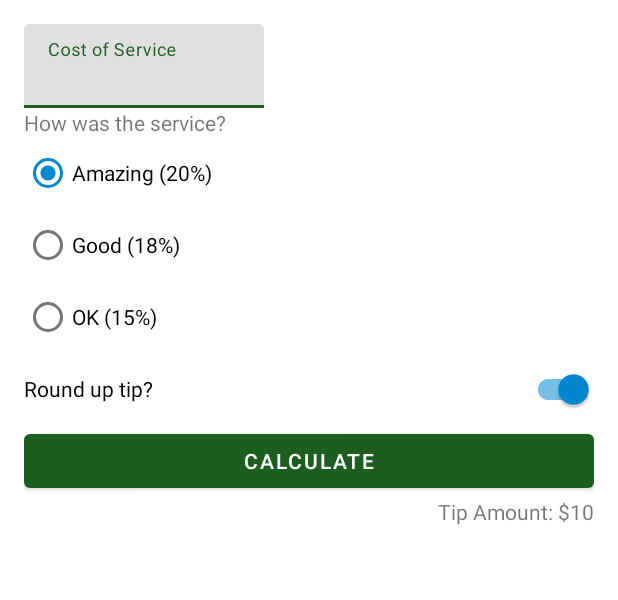
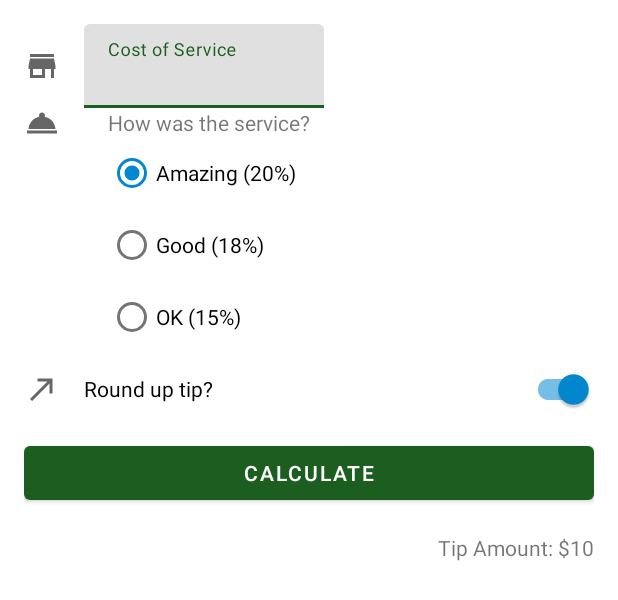
Before and after one commit to lee989898/Dating, an Android app: the layout activity_main.xml on its own in the app's theme, with its tools: preview values and no code run, on a phone screen of 412 x 824 dp. Shown: the top 600 px of the screen. Run offline under Robolectric (Android 15) with nearby library versions, the phone set to English and light mode, and no system bars.

Commit message:
머티리얼 지정

```diff
--- a/TipTime/app/build.gradle
+++ b/TipTime/app/build.gradle
@@ -1,3 +1,4 @@
+
 plugins {
     id 'com.android.application'
     id 'kotlin-android'
@@ -13,6 +14,7 @@ android {
         versionCode 1
         versionName "1.0"
 
+        vectorDrawables.useSupportLibrary = true
         testInstrumentationRunner "androidx.test.runner.AndroidJUnitRunner"
     }
 
--- /dev/null
+++ b/TipTime/app/src/main/res/drawable/ic_round_up.xml
@@ -0,0 +1,10 @@
+<vector xmlns:android="http://schemas.android.com/apk/res/android"
+    android:width="24dp"
+    android:height="24dp"
+    android:viewportWidth="24"
+    android:viewportHeight="24"
+    android:tint="?attr/colorControlNormal">
+  <path
+      android:fillColor="@android:color/white"
+      android:pathData="M9,5v2h6.59L4,18.59 5.41,20 17,8.41V15h2V5z"/>
+</vector>
--- /dev/null
+++ b/TipTime/app/src/main/res/drawable/ic_service.xml
@@ -0,0 +1,10 @@
+<vector xmlns:android="http://schemas.android.com/apk/res/android"
+    android:width="24dp"
+    android:height="24dp"
+    android:viewportWidth="24"
+    android:viewportHeight="24"
+    android:tint="?attr/colorControlNormal">
+  <path
+      android:fillColor="@android:color/white"
+      android:pathData="M2,17h20v2L2,19zM13.84,7.79c0.1,-0.24 0.16,-0.51 0.16,-0.79 0,-1.1 -0.9,-2 -2,-2s-2,0.9 -2,2c0,0.28 0.06,0.55 0.16,0.79C6.25,8.6 3.27,11.93 3,16h18c-0.27,-4.07 -3.25,-7.4 -7.16,-8.21z"/>
+</vector>
--- /dev/null
+++ b/TipTime/app/src/main/res/drawable/ic_store.xml
@@ -0,0 +1,10 @@
+<vector xmlns:android="http://schemas.android.com/apk/res/android"
+    android:width="24dp"
+    android:height="24dp"
+    android:viewportWidth="24"
+    android:viewportHeight="24"
+    android:tint="?attr/colorControlNormal">
+  <path
+      android:fillColor="@android:color/white"
+      android:pathData="M20,4L4,4v2h16L20,4zM21,14v-2l-1,-5L4,7l-1,5v2h1v6h10v-6h4v6h2v-6h1zM12,18L6,18v-4h6v4z"/>
+</vector>
--- a/TipTime/app/src/main/res/layout/activity_main.xml
+++ b/TipTime/app/src/main/res/layout/activity_main.xml
@@ -7,6 +7,16 @@
     android:padding="16dp"
     tools:context=".MainActivity">
 
+    <ImageView
+        android:layout_width="wrap_content"
+        android:layout_height="wrap_content"
+        android:id="@+id/icon_cost_of_service"
+        android:importantForAccessibility="no"
+        app:srcCompat="@drawable/ic_store"
+        app:layout_constraintStart_toStartOf="parent"
+        app:layout_constraintTop_toTopOf="@id/cost_of_service"
+        app:layout_constraintBottom_toBottomOf="@id/cost_of_service"
+        />
 
 
         <com.google.android.material.textfield.TextInputLayout
@@ -14,7 +24,8 @@
             android:layout_width="160dp"
             android:layout_height="wrap_content"
             android:hint="@string/cost_of_service"
-            app:layout_constraintStart_toStartOf="parent"
+            android:layout_marginStart="16dp"
+            app:layout_constraintStart_toEndOf="@id/icon_cost_of_service"
             app:layout_constraintTop_toTopOf="parent">
 
             <com.google.android.material.textfield.TextInputEditText
@@ -26,7 +37,15 @@
         </com.google.android.material.textfield.TextInputLayout>
 
 
-
+    <ImageView
+        android:layout_width="wrap_content"
+        android:layout_height="wrap_content"
+        android:id="@+id/icon_service_question"
+        app:srcCompat="@drawable/ic_service"
+        app:layout_constraintStart_toStartOf="parent"
+        app:layout_constraintTop_toTopOf="@id/service_question"
+        app:layout_constraintBottom_toBottomOf="@id/service_question"
+       android:importantForAccessibility="no"/>
 
 
     <TextView
@@ -34,7 +53,8 @@
         android:layout_width="wrap_content"
         android:layout_height="wrap_content"
         android:text="How was the service?"
-        app:layout_constraintStart_toStartOf="parent"
+        android:layout_marginStart="16dp"
+        app:layout_constraintStart_toStartOf="@id/cost_of_service"
         app:layout_constraintTop_toBottomOf="@id/cost_of_service" />
 
     <RadioGroup
@@ -43,7 +63,7 @@
         android:layout_height="wrap_content"
         android:checkedButton="@id/option_twenty_percent"
         android:orientation="vertical"
-        app:layout_constraintStart_toStartOf="parent"
+        app:layout_constraintStart_toStartOf="@id/service_question"
         app:layout_constraintTop_toBottomOf="@id/service_question">
 
         <RadioButton
@@ -67,14 +87,27 @@
 
     </RadioGroup>
 
+    <ImageView
+        android:layout_width="wrap_content"
+        android:layout_height="wrap_content"
+        android:id="@+id/icon_round_up"
+        app:srcCompat="@drawable/ic_round_up"
+        android:importantForAccessibility="no"
+        app:layout_constraintStart_toStartOf="parent"
+        app:layout_constraintTop_toTopOf="@id/round_up_switch"
+        app:layout_constraintBottom_toBottomOf="@id/round_up_switch"
+        />
+
+
     <com.google.android.material.switchmaterial.SwitchMaterial
         android:id="@+id/round_up_switch"
         android:layout_width="0dp"
         android:layout_height="wrap_content"
         android:checked="true"
         android:text="Round up tip?"
+        android:layout_marginStart="16dp"
         app:layout_constraintEnd_toEndOf="parent"
-        app:layout_constraintStart_toStartOf="parent"
+        app:layout_constraintStart_toEndOf="@id/icon_round_up"
         app:layout_constraintTop_toBottomOf="@id/tip_option" />
 
     <Button
@@ -82,6 +115,7 @@
         android:layout_width="0dp"
         android:layout_height="wrap_content"
         android:text="Calculate"
+        android:layout_marginTop="8dp"
         app:layout_constraintEnd_toEndOf="parent"
         app:layout_constraintStart_toStartOf="parent"
         app:layout_constraintTop_toBottomOf="@id/round_up_switch" />
@@ -91,6 +125,7 @@
         android:layout_width="wrap_content"
         android:layout_height="wrap_content"
         tools:text="Tip Amount: $10"
+        android:layout_marginTop="16dp"
         app:layout_constraintEnd_toEndOf="parent"
         app:layout_constraintTop_toBottomOf="@id/calculate_button" />
 
--- /dev/null
+++ b/TipTime/app/src/main/res/values/style.xml
@@ -0,0 +1,2 @@
+<?xml version="1.0" encoding="utf-8"?>
+<resources></resources>
```
